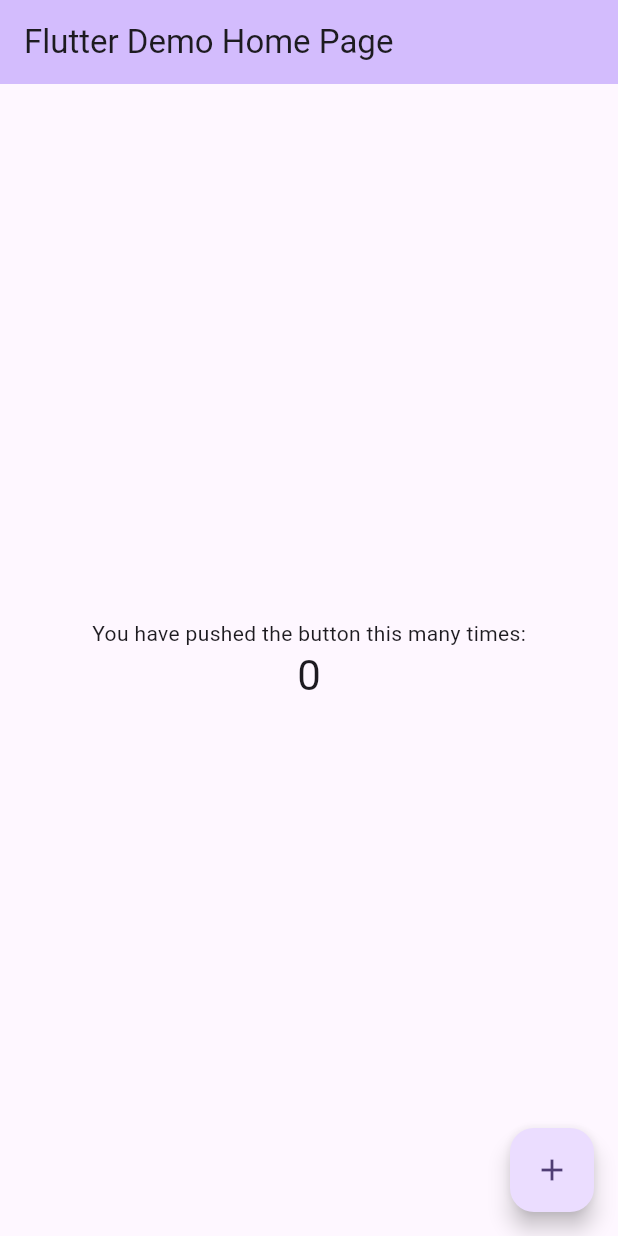
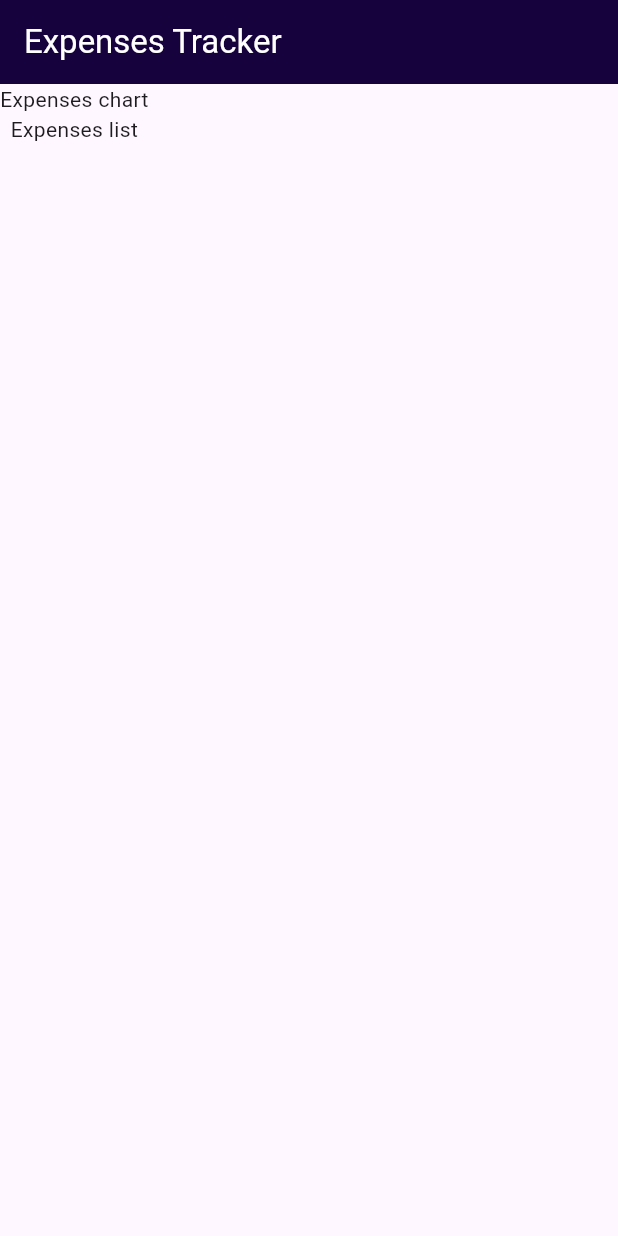
Before and after one commit to dlipkumar77/expense_tracker, a Flutter app: the screen it shows after launch, on a phone screen of 412 x 824 dp. Run offline on Flutter 3.47's test engine with Material 3 defaults, Android fonts, the phone set to English and light mode, and no system bars.

Commit message:
Scaffold init

```diff
--- /dev/null
+++ b/lib/expenses.dart
@@ -0,0 +1,28 @@
+import 'package:flutter/material.dart';
+
+class Expenses extends StatefulWidget {
+  const Expenses({super.key});
+  @override
+  _ExpensesState createState() => _ExpensesState();
+}
+
+class _ExpensesState extends State<Expenses> {
+  @override
+  Widget build(BuildContext context) {
+    return Scaffold(
+      appBar: AppBar(
+        title: Text(
+          'Expenses Tracker',
+          style: TextStyle(color: Colors.white),
+        ),
+        backgroundColor: const Color.fromARGB(255, 22, 2, 60),
+      ),
+      body: Column(
+        children: [
+          Text('Expenses chart'),
+          Text('Expenses list'),
+        ],
+      ),
+    );
+  }
+}
--- a/lib/main.dart
+++ b/lib/main.dart
@@ -1,125 +1,6 @@
 import 'package:flutter/material.dart';
+import './expenses.dart';
 
 void main() {
-  runApp(const MyApp());
+  runApp(MaterialApp(home: Expenses()));
 }
-
-class MyApp extends StatelessWidget {
-  const MyApp({super.key});
-
-  // This widget is the root of your application.
-  @override
-  Widget build(BuildContext context) {
-    return MaterialApp(
-      title: 'Flutter Demo',
-      theme: ThemeData(
-        // This is the theme of your application.
-        //
-        // TRY THIS: Try running your application with "flutter run". You'll see
-        // the application has a purple toolbar. Then, without quitting the app,
-        // try changing the seedColor in the colorScheme below to Colors.green
-        // and then invoke "hot reload" (save your changes or press the "hot
-        // reload" button in a Flutter-supported IDE, or press "r" if you used
-        // the command line to start the app).
-        //
-        // Notice that the counter didn't reset back to zero; the application
-        // state is not lost during the reload. To reset the state, use hot
-        // restart instead.
-        //
-        // This works for code too, not just values: Most code changes can be
-        // tested with just a hot reload.
-        colorScheme: ColorScheme.fromSeed(seedColor: Colors.deepPurple),
-        useMaterial3: true,
-      ),
-      home: const MyHomePage(title: 'Flutter Demo Home Page'),
-    );
-  }
-}
-
-class MyHomePage extends StatefulWidget {
-  const MyHomePage({super.key, required this.title});
-
-  // This widget is the home page of your application. It is stateful, meaning
-  // that it has a State object (defined below) that contains fields that affect
-  // how it looks.
-
-  // This class is the configuration for the state. It holds the values (in this
-  // case the title) provided by the parent (in this case the App widget) and
-  // used by the build method of the State. Fields in a Widget subclass are
-  // always marked "final".
-
-  final String title;
-
-  @override
-  State<MyHomePage> createState() => _MyHomePageState();
-}
-
-class _MyHomePageState extends State<MyHomePage> {
-  int _counter = 0;
-
-  void _incrementCounter() {
-    setState(() {
-      // This call to setState tells the Flutter framework that something has
-      // changed in this State, which causes it to rerun the build method below
-      // so that the display can reflect the updated values. If we changed
-      // _counter without calling setState(), then the build method would not be
-      // called again, and so nothing would appear to happen.
-      _counter++;
-    });
-  }
-
-  @override
-  Widget build(BuildContext context) {
-    // This method is rerun every time setState is called, for instance as done
-    // by the _incrementCounter method above.
-    //
-    // The Flutter framework has been optimized to make rerunning build methods
-    // fast, so that you can just rebuild anything that needs updating rather
-    // than having to individually change instances of widgets.
-    return Scaffold(
-      appBar: AppBar(
-        // TRY THIS: Try changing the color here to a specific color (to
-        // Colors.amber, perhaps?) and trigger a hot reload to see the AppBar
-        // change color while the other colors stay the same.
-        backgroundColor: Theme.of(context).colorScheme.inversePrimary,
-        // Here we take the value from the MyHomePage object that was created by
-        // the App.build method, and use it to set our appbar title.
-        title: Text(widget.title),
-      ),
-      body: Center(
-        // Center is a layout widget. It takes a single child and positions it
-        // in the middle of the parent.
-        child: Column(
-          // Column is also a layout widget. It takes a list of children and
-          // arranges them vertically. By default, it sizes itself to fit its
-          // children horizontally, and tries to be as tall as its parent.
-          //
-          // Column has various properties to control how it sizes itself and
-          // how it positions its children. Here we use mainAxisAlignment to
-          // center the children vertically; the main axis here is the vertical
-          // axis because Columns are vertical (the cross axis would be
-          // horizontal).
-          //
-          // TRY THIS: Invoke "debug painting" (choose the "Toggle Debug Paint"
-          // action in the IDE, or press "p" in the console), to see the
-          // wireframe for each widget.
-          mainAxisAlignment: MainAxisAlignment.center,
-          children: <Widget>[
-            const Text(
-              'You have pushed the button this many times:',
-            ),
-            Text(
-              '$_counter',
-              style: Theme.of(context).textTheme.headlineMedium,
-            ),
-          ],
-        ),
-      ),
-      floatingActionButton: FloatingActionButton(
-        onPressed: _incrementCounter,
-        tooltip: 'Increment',
-        child: const Icon(Icons.add),
-      ), // This trailing comma makes auto-formatting nicer for build methods.
-    );
-  }
-}
```
